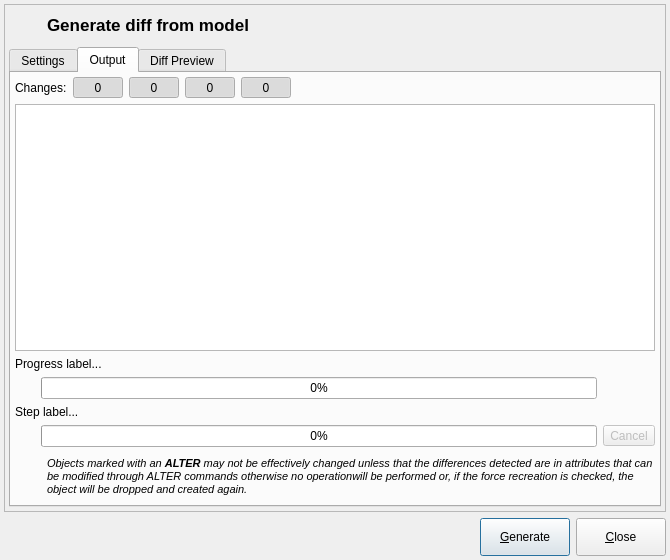
pgmodeler/pgmodeler, file libpgmodeler_ui/ui/modeldatabasediffform.ui: the form before one commit.
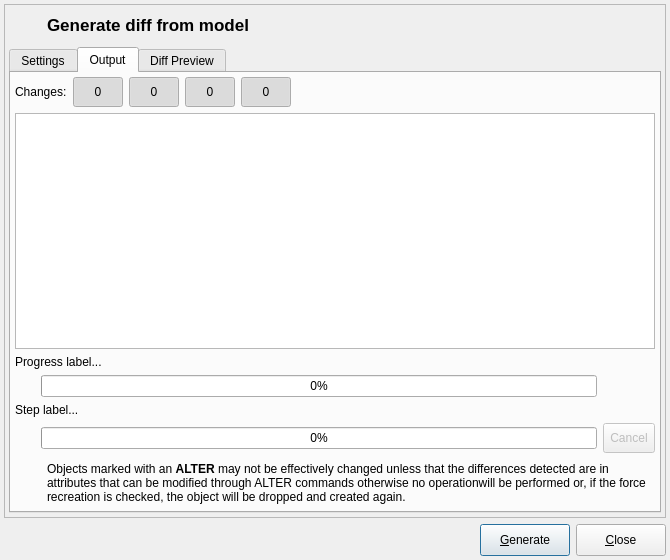
The form after the commit. The open tabs and pages were chosen to show the change. Icons and pictures are not drawn.

The edit to the form file:
```diff
--- a/libpgmodeler_ui/ui/modeldatabasediffform.ui
+++ b/libpgmodeler_ui/ui/modeldatabasediffform.ui
@@ -1359,6 +1359,12 @@
                  <verstretch>0</verstretch>
                 </sizepolicy>
                </property>
+               <property name="minimumSize">
+                <size>
+                 <width>0</width>
+                 <height>30</height>
+                </size>
+               </property>
                <property name="text">
                 <string>Cancel</string>
                </property>
@@ -1513,9 +1519,8 @@
               <widget class="QLabel" name="label_4">
                <property name="font">
                 <font>
-                 <pointsize>8</pointsize>
                  <weight>50</weight>
-                 <italic>true</italic>
+                 <italic>false</italic>
                  <bold>false</bold>
                  <underline>false</underline>
                  <strikeout>false</strikeout>
@@ -1571,7 +1576,7 @@
                <property name="minimumSize">
                 <size>
                  <width>50</width>
-                 <height>0</height>
+                 <height>30</height>
                 </size>
                </property>
                <property name="toolTip">
@@ -1612,7 +1617,7 @@
                <property name="minimumSize">
                 <size>
                  <width>50</width>
-                 <height>0</height>
+                 <height>30</height>
                 </size>
                </property>
                <property name="toolTip">
@@ -1653,7 +1658,7 @@
                <property name="minimumSize">
                 <size>
                  <width>50</width>
-                 <height>0</height>
+                 <height>30</height>
                 </size>
                </property>
                <property name="toolTip">
@@ -1694,7 +1699,7 @@
                <property name="minimumSize">
                 <size>
                  <width>50</width>
-                 <height>0</height>
+                 <height>30</height>
                 </size>
                </property>
                <property name="toolTip">
@@ -1808,8 +1813,16 @@
      </layout>
     </widget>
    </item>
-   <item row="1" column="0">
+   <item row="1" column="0" colspan="3">
+    <layout class="QHBoxLayout" name="horizontalLayout_10">
+     <item>
     <widget class="QLabel" name="label">
+       <property name="sizePolicy">
+        <sizepolicy hsizetype="Preferred" vsizetype="Fixed">
+         <horstretch>0</horstretch>
+         <verstretch>0</verstretch>
+        </sizepolicy>
+       </property>
      <property name="text">
       <string/>
      </property>
@@ -1818,8 +1831,6 @@
      </property>
     </widget>
    </item>
-   <item row="1" column="2">
-    <layout class="QHBoxLayout" name="horizontalLayout_10">
      <item>
       <spacer name="horizontalSpacer_6">
        <property name="orientation">
@@ -1844,7 +1855,7 @@
        <property name="minimumSize">
         <size>
          <width>90</width>
-         <height>38</height>
+         <height>32</height>
         </size>
        </property>
        <property name="maximumSize">
@@ -1882,7 +1893,7 @@
        <property name="minimumSize">
         <size>
          <width>90</width>
-         <height>38</height>
+         <height>32</height>
         </size>
        </property>
        <property name="maximumSize">
```
Left out of the diff: 10 changed lines with no effect on the pictures. Lines whose indentation alone changed are shown as unchanged.
